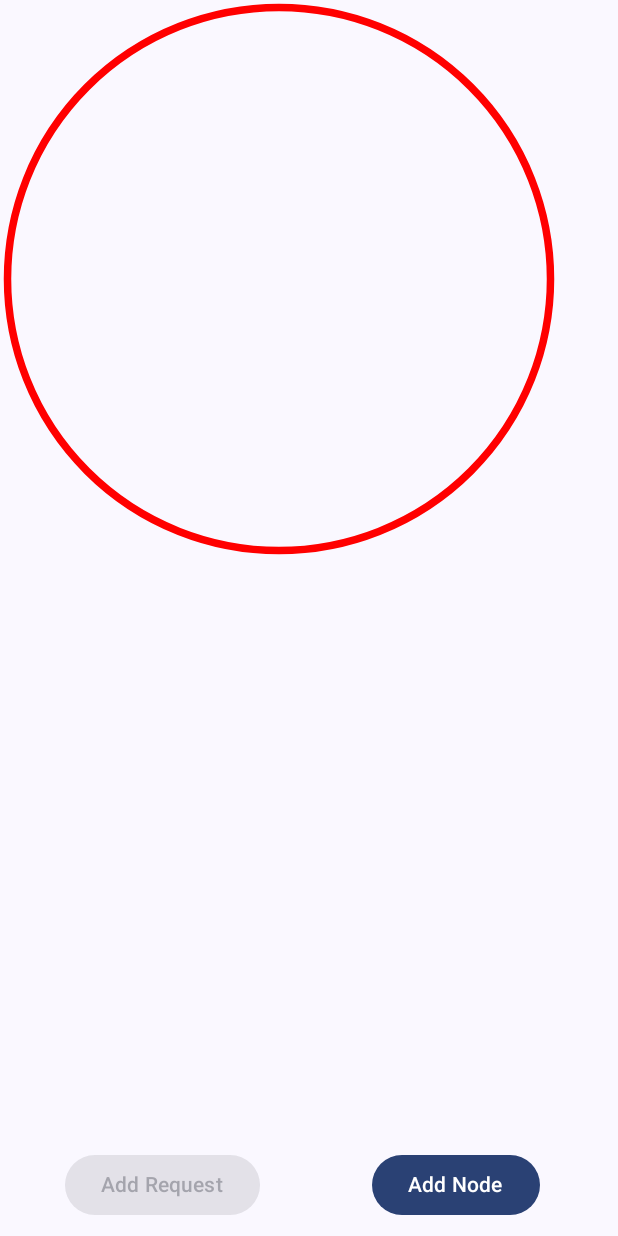
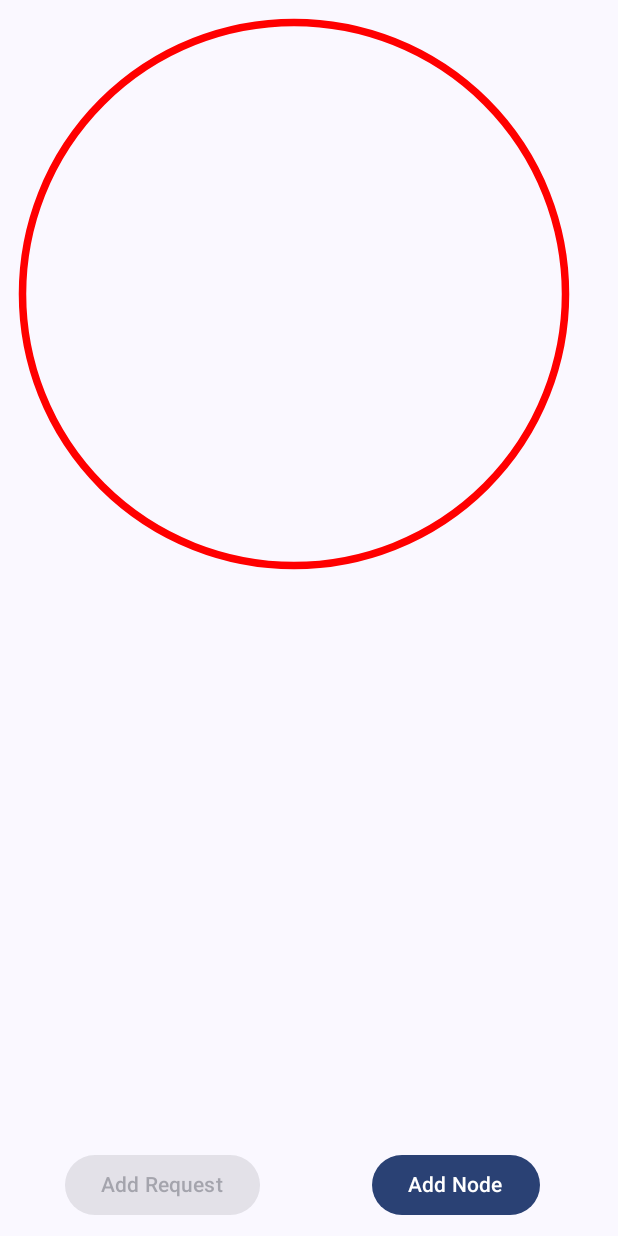
Before and after one commit to swapnilgt/consistenthashing, an Android app built with Jetpack Compose: the screen it shows after launch (MainActivity), on a phone screen of 412 x 824 dp. Run offline under Robolectric (Android 15) with nearby library versions, the phone set to English and light mode, and no system bars; our stand-ins replace Dagger/Hilt's generated code.

Commit message:
A bit of centering

```diff
--- a/app/src/main/java/com/swapnil/consitenthashing/presentation/view/MyView.kt
+++ b/app/src/main/java/com/swapnil/consitenthashing/presentation/view/MyView.kt
@@ -5,6 +5,7 @@ import androidx.compose.foundation.layout.Column
 import androidx.compose.foundation.layout.Row
 import androidx.compose.foundation.layout.fillMaxHeight
 import androidx.compose.foundation.layout.fillMaxSize
+import androidx.compose.foundation.layout.fillMaxWidth
 import androidx.compose.foundation.layout.padding
 import androidx.compose.material3.Button
 import androidx.compose.material3.Surface
@@ -32,12 +33,19 @@ internal fun MyView(
 ) {
     Surface {
         Column {
+            Row(
+                modifier = Modifier
+                    .fillMaxWidth()
+                    .padding(10.dp),
+                verticalAlignment = Alignment.CenterVertically
+            ) {
                 Ring(
                     borderColor = borderColor,
                     width = width,
                     nodeViewData = nodeViewData,
                     requestViewData = requestViewData
                 )
+            }
 
             Row(
                 modifier = Modifier
@@ -46,7 +54,9 @@ internal fun MyView(
                 verticalAlignment = Alignment.CenterVertically
             ) {
                 Column(
-                    modifier = Modifier.weight(1f).fillMaxHeight(),
+                    modifier = Modifier
+                        .weight(1f)
+                        .fillMaxHeight(),
                     verticalArrangement = Arrangement.Bottom,
                     horizontalAlignment = Alignment.CenterHorizontally
                 ) {
@@ -58,7 +68,9 @@ internal fun MyView(
                     }
                 }
                 Column(
-                    modifier = Modifier.weight(1f).fillMaxHeight(),
+                    modifier = Modifier
+                        .weight(1f)
+                        .fillMaxHeight(),
                     verticalArrangement = Arrangement.Bottom,
                     horizontalAlignment = Alignment.CenterHorizontally
                 ) {
```
Lines whose indentation alone changed are shown as unchanged.
